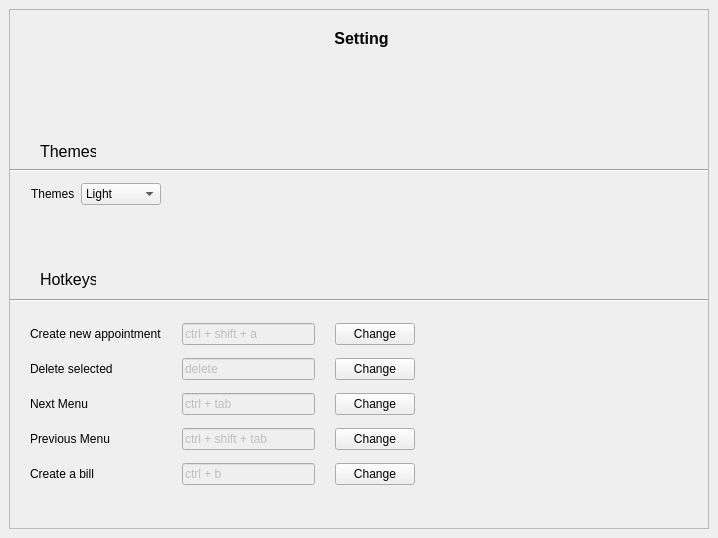
This is SettingUI.ui in ASNaeem/Simple-VCMS as Qt 5 draws it before an edit. The edited form follows.
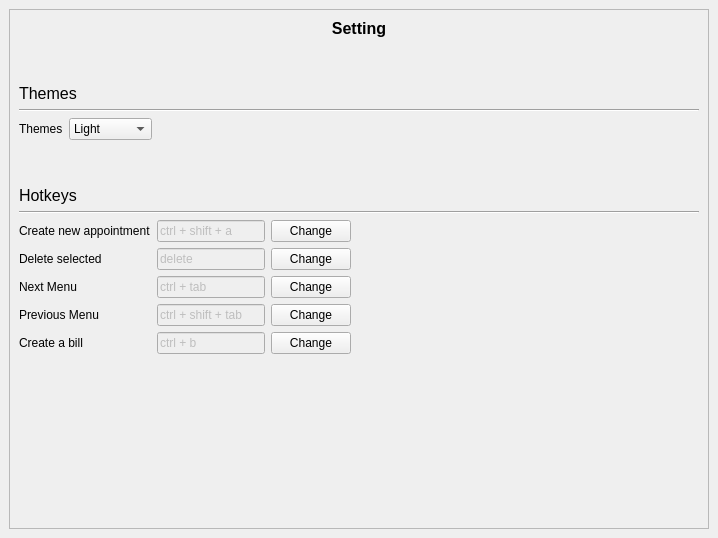
This is the edited form.

Commit message: connected setting ui page

Patch:
```diff
--- a/SettingUI.ui
+++ b/SettingUI.ui
@@ -29,15 +29,48 @@
          <height>518</height>
         </rect>
        </property>
+       <layout class="QVBoxLayout" name="verticalLayout_4">
+        <item>
+         <layout class="QVBoxLayout" name="verticalLayout_3">
+          <item>
+           <layout class="QVBoxLayout" name="verticalLayout">
+            <item>
+             <widget class="QLabel" name="label_9">
+              <property name="font">
+               <font>
+                <pointsize>12</pointsize>
+                <weight>75</weight>
+                <bold>true</bold>
+               </font>
+              </property>
+              <property name="text">
+               <string>Setting</string>
+              </property>
+              <property name="alignment">
+               <set>Qt::AlignCenter</set>
+              </property>
+              <property name="wordWrap">
+               <bool>true</bool>
+              </property>
+             </widget>
+            </item>
+           </layout>
+          </item>
+          <item>
+           <spacer name="verticalSpacer">
+            <property name="orientation">
+             <enum>Qt::Vertical</enum>
+            </property>
+            <property name="sizeHint" stdset="0">
+             <size>
+              <width>20</width>
+              <height>40</height>
+             </size>
+            </property>
+           </spacer>
+          </item>
+          <item>
        <widget class="QLabel" name="label">
-        <property name="geometry">
-         <rect>
-          <x>30</x>
-          <y>132</y>
-          <width>56</width>
-          <height>19</height>
-         </rect>
-        </property>
         <property name="font">
          <font>
           <pointsize>12</pointsize>
@@ -47,15 +80,77 @@
          <string>Themes</string>
         </property>
        </widget>
+          </item>
+          <item>
+           <widget class="Line" name="line_2">
+            <property name="orientation">
+             <enum>Qt::Horizontal</enum>
+            </property>
+           </widget>
+          </item>
+          <item>
+           <layout class="QGridLayout" name="gridLayout_2" columnstretch="0,0,1">
+            <item row="0" column="0">
+             <widget class="QLabel" name="label_2">
+              <property name="text">
+               <string>Themes</string>
+              </property>
+             </widget>
+            </item>
+            <item row="0" column="1">
+             <widget class="QComboBox" name="comboBox">
+              <property name="cursor">
+               <cursorShape>PointingHandCursor</cursorShape>
+              </property>
+              <item>
+               <property name="text">
+                <string>Light</string>
+               </property>
+              </item>
+              <item>
+               <property name="text">
+                <string>Dark</string>
+               </property>
+              </item>
+              <item>
+               <property name="text">
+                <string>Dark-Teal</string>
+               </property>
+              </item>
+             </widget>
+            </item>
+            <item row="0" column="2">
+             <spacer name="horizontalSpacer_6">
+              <property name="orientation">
+               <enum>Qt::Horizontal</enum>
+              </property>
+              <property name="sizeHint" stdset="0">
+               <size>
+                <width>40</width>
+                <height>20</height>
+               </size>
+              </property>
+             </spacer>
+            </item>
+           </layout>
+          </item>
+          <item>
+           <layout class="QVBoxLayout" name="verticalLayout_5">
+            <item>
+             <spacer name="verticalSpacer_2">
+              <property name="orientation">
+               <enum>Qt::Vertical</enum>
+              </property>
+              <property name="sizeHint" stdset="0">
+               <size>
+                <width>20</width>
+                <height>40</height>
+               </size>
+              </property>
+             </spacer>
+            </item>
+            <item>
        <widget class="QLabel" name="label_3">
-        <property name="geometry">
-         <rect>
-          <x>30</x>
-          <y>260</y>
-          <width>56</width>
-          <height>19</height>
-         </rect>
-        </property>
         <property name="font">
          <font>
           <pointsize>12</pointsize>
@@ -65,44 +160,42 @@
          <string>Hotkeys</string>
         </property>
        </widget>
-       <widget class="QWidget" name="widget_2" native="true">
-        <property name="geometry">
-         <rect>
-          <x>20</x>
-          <y>310</y>
-          <width>385</width>
-          <height>173</height>
-         </rect>
-        </property>
-        <layout class="QGridLayout" name="gridLayout">
-         <property name="horizontalSpacing">
-          <number>20</number>
-         </property>
-         <property name="verticalSpacing">
-          <number>10</number>
-         </property>
-         <item row="4" column="0">
-          <widget class="QLabel" name="label_8">
+            </item>
+           </layout>
+          </item>
+          <item>
+           <widget class="Line" name="line_3">
+            <property name="orientation">
+             <enum>Qt::Horizontal</enum>
+            </property>
+           </widget>
+          </item>
+          <item>
+           <layout class="QGridLayout" name="gridLayout" columnstretch="0,0,0,0,5">
+            <item row="1" column="2">
+             <widget class="QLineEdit" name="lineEdit_2">
+              <property name="enabled">
+               <bool>false</bool>
+              </property>
+              <property name="cursor">
+               <cursorShape>ArrowCursor</cursorShape>
+              </property>
            <property name="text">
-            <string>Create a bill</string>
+               <string>delete</string>
            </property>
           </widget>
          </item>
-         <item row="1" column="0">
-          <widget class="QLabel" name="label_5">
-           <property name="text">
-            <string>Delete selected</string>
-           </property>
-          </widget>
-         </item>
-         <item row="3" column="0">
-          <widget class="QLabel" name="label_7">
+            <item row="2" column="3">
+             <widget class="QPushButton" name="pushButton_5">
+              <property name="cursor">
+               <cursorShape>PointingHandCursor</cursorShape>
+              </property>
            <property name="text">
-            <string>Previous Menu</string>
+               <string>Change</string>
            </property>
           </widget>
          </item>
-         <item row="0" column="1">
+            <item row="0" column="2">
           <widget class="QLineEdit" name="lineEdit">
            <property name="enabled">
             <bool>false</bool>
@@ -116,19 +209,30 @@
           </widget>
          </item>
          <item row="1" column="1">
-          <widget class="QLineEdit" name="lineEdit_2">
-           <property name="enabled">
-            <bool>false</bool>
-           </property>
+             <widget class="QLabel" name="label_5">
+              <property name="text">
+               <string>Delete selected</string>
+              </property>
+             </widget>
+            </item>
+            <item row="0" column="3">
+             <widget class="QPushButton" name="pushButton_3">
            <property name="cursor">
             <cursorShape>ArrowCursor</cursorShape>
            </property>
            <property name="text">
-            <string>delete</string>
+               <string>Change</string>
            </property>
           </widget>
          </item>
          <item row="3" column="1">
+             <widget class="QLabel" name="label_7">
+              <property name="text">
+               <string>Previous Menu</string>
+              </property>
+             </widget>
+            </item>
+            <item row="3" column="2">
           <widget class="QLineEdit" name="lineEdit_4">
            <property name="enabled">
             <bool>false</bool>
@@ -141,68 +245,35 @@
            </property>
           </widget>
          </item>
-         <item row="4" column="1">
-          <widget class="QLineEdit" name="lineEdit_5">
-           <property name="enabled">
-            <bool>false</bool>
-           </property>
-           <property name="cursor">
-            <cursorShape>ArrowCursor</cursorShape>
-           </property>
-           <property name="text">
-            <string>ctrl + b</string>
-           </property>
-          </widget>
-         </item>
-         <item row="2" column="1">
-          <widget class="QLineEdit" name="lineEdit_3">
-           <property name="enabled">
-            <bool>false</bool>
-           </property>
-           <property name="cursor">
-            <cursorShape>ArrowCursor</cursorShape>
-           </property>
-           <property name="text">
-            <string>ctrl + tab</string>
-           </property>
-          </widget>
-         </item>
-         <item row="0" column="0">
+            <item row="0" column="1">
           <widget class="QLabel" name="label_4">
            <property name="text">
             <string>Create new appointment</string>
            </property>
           </widget>
          </item>
-         <item row="2" column="0">
+            <item row="2" column="1">
           <widget class="QLabel" name="label_6">
            <property name="text">
             <string>Next Menu</string>
            </property>
           </widget>
          </item>
-         <item row="0" column="2">
-          <widget class="QPushButton" name="pushButton_3">
-           <property name="cursor">
-            <cursorShape>PointingHandCursor</cursorShape>
-           </property>
-           <property name="text">
-            <string>Change</string>
-           </property>
-          </widget>
-         </item>
-         <item row="1" column="2">
-          <widget class="QPushButton" name="pushButton_4">
-           <property name="cursor">
-            <cursorShape>PointingHandCursor</cursorShape>
-           </property>
-           <property name="text">
-            <string>Change</string>
-           </property>
-          </widget>
-         </item>
          <item row="2" column="2">
-          <widget class="QPushButton" name="pushButton_5">
+             <widget class="QLineEdit" name="lineEdit_3">
+              <property name="enabled">
+               <bool>false</bool>
+              </property>
+              <property name="cursor">
+               <cursorShape>ArrowCursor</cursorShape>
+              </property>
+              <property name="text">
+               <string>ctrl + tab</string>
+              </property>
+             </widget>
+            </item>
+            <item row="1" column="3">
+             <widget class="QPushButton" name="pushButton_4">
            <property name="cursor">
             <cursorShape>PointingHandCursor</cursorShape>
            </property>
@@ -211,7 +282,7 @@
            </property>
           </widget>
          </item>
-         <item row="3" column="2">
+            <item row="3" column="3">
           <widget class="QPushButton" name="pushButton_6">
            <property name="cursor">
             <cursorShape>PointingHandCursor</cursorShape>
@@ -221,7 +292,27 @@
            </property>
           </widget>
          </item>
+            <item row="4" column="1">
+             <widget class="QLabel" name="label_8">
+              <property name="text">
+               <string>Create a bill</string>
+              </property>
+             </widget>
+            </item>
          <item row="4" column="2">
+             <widget class="QLineEdit" name="lineEdit_5">
+              <property name="enabled">
+               <bool>false</bool>
+              </property>
+              <property name="cursor">
+               <cursorShape>ArrowCursor</cursorShape>
+              </property>
+              <property name="text">
+               <string>ctrl + b</string>
+              </property>
+             </widget>
+            </item>
+            <item row="4" column="3">
           <widget class="QPushButton" name="pushButton_7">
            <property name="cursor">
             <cursorShape>PointingHandCursor</cursorShape>
@@ -231,107 +322,89 @@
            </property>
           </widget>
          </item>
-        </layout>
-       </widget>
-       <widget class="QWidget" name="widget_3" native="true">
-        <property name="geometry">
-         <rect>
-          <x>21</x>
-          <y>173</y>
-          <width>130</width>
-          <height>38</height>
-         </rect>
-        </property>
-        <layout class="QFormLayout" name="formLayout_2">
-         <item row="0" column="0">
-          <widget class="QLabel" name="label_2">
-           <property name="text">
-            <string>Themes</string>
-           </property>
-          </widget>
-         </item>
-         <item row="0" column="1">
-          <widget class="QComboBox" name="comboBox">
-           <property name="cursor">
-            <cursorShape>PointingHandCursor</cursorShape>
-           </property>
-           <item>
-            <property name="text">
-             <string>Light</string>
-            </property>
-           </item>
-           <item>
-            <property name="text">
-             <string>Dark</string>
-            </property>
-           </item>
-           <item>
-            <property name="text">
-             <string>Dark-Teal</string>
-            </property>
-           </item>
-          </widget>
-         </item>
-        </layout>
-       </widget>
-       <widget class="Line" name="line_2">
-        <property name="geometry">
-         <rect>
-          <x>0</x>
-          <y>280</y>
-          <width>701</width>
+            <item row="0" column="4">
+             <spacer name="horizontalSpacer">
+              <property name="orientation">
+               <enum>Qt::Horizontal</enum>
+              </property>
+              <property name="sizeHint" stdset="0">
+               <size>
+                <width>40</width>
+                <height>20</height>
+               </size>
+              </property>
+             </spacer>
+            </item>
+            <item row="1" column="4">
+             <spacer name="horizontalSpacer_2">
+              <property name="orientation">
+               <enum>Qt::Horizontal</enum>
+              </property>
+              <property name="sizeHint" stdset="0">
+               <size>
+                <width>40</width>
+                <height>20</height>
+               </size>
+              </property>
+             </spacer>
+            </item>
+            <item row="2" column="4">
+             <spacer name="horizontalSpacer_3">
+              <property name="orientation">
+               <enum>Qt::Horizontal</enum>
+              </property>
+              <property name="sizeHint" stdset="0">
+               <size>
+                <width>40</width>
           <height>20</height>
-         </rect>
-        </property>
+               </size>
+              </property>
+             </spacer>
+            </item>
+            <item row="3" column="4">
+             <spacer name="horizontalSpacer_4">
         <property name="orientation">
          <enum>Qt::Horizontal</enum>
         </property>
-       </widget>
-       <widget class="Line" name="line_3">
-        <property name="geometry">
-         <rect>
-          <x>0</x>
-          <y>150</y>
-          <width>701</width>
+              <property name="sizeHint" stdset="0">
+               <size>
+                <width>40</width>
           <height>20</height>
-         </rect>
-        </property>
+               </size>
+              </property>
+             </spacer>
+            </item>
+            <item row="4" column="4">
+             <spacer name="horizontalSpacer_5">
         <property name="orientation">
          <enum>Qt::Horizontal</enum>
         </property>
-       </widget>
-       <widget class="QWidget" name="widget" native="true">
-        <property name="geometry">
-         <rect>
-          <x>16</x>
-          <y>10</y>
-          <width>671</width>
-          <height>37</height>
-         </rect>
-        </property>
-        <layout class="QVBoxLayout" name="verticalLayout">
+              <property name="sizeHint" stdset="0">
+               <size>
+                <width>40</width>
+                <height>20</height>
+               </size>
+              </property>
+             </spacer>
+            </item>
+           </layout>
+          </item>
+         </layout>
+        </item>
          <item>
-          <widget class="QLabel" name="label_9">
-           <property name="font">
-            <font>
-             <pointsize>12</pointsize>
-             <weight>75</weight>
-             <bold>true</bold>
-            </font>
-           </property>
-           <property name="text">
-            <string>Setting</string>
-           </property>
-           <property name="alignment">
-            <set>Qt::AlignCenter</set>
-           </property>
-           <property name="wordWrap">
-            <bool>true</bool>
-           </property>
-          </widget>
-         </item>
-        </layout>
-       </widget>
+         <spacer name="verticalSpacer_3">
+          <property name="orientation">
+           <enum>Qt::Vertical</enum>
+          </property>
+          <property name="sizeHint" stdset="0">
+           <size>
+            <width>20</width>
+            <height>40</height>
+           </size>
+          </property>
+         </spacer>
+        </item>
+       </layout>
       </widget>
      </widget>
     </item>
```
Left out of the diff: 2 changed lines with no effect on the pictures. Lines whose indentation alone changed are shown as unchanged. The commit also changes 1 other file.
